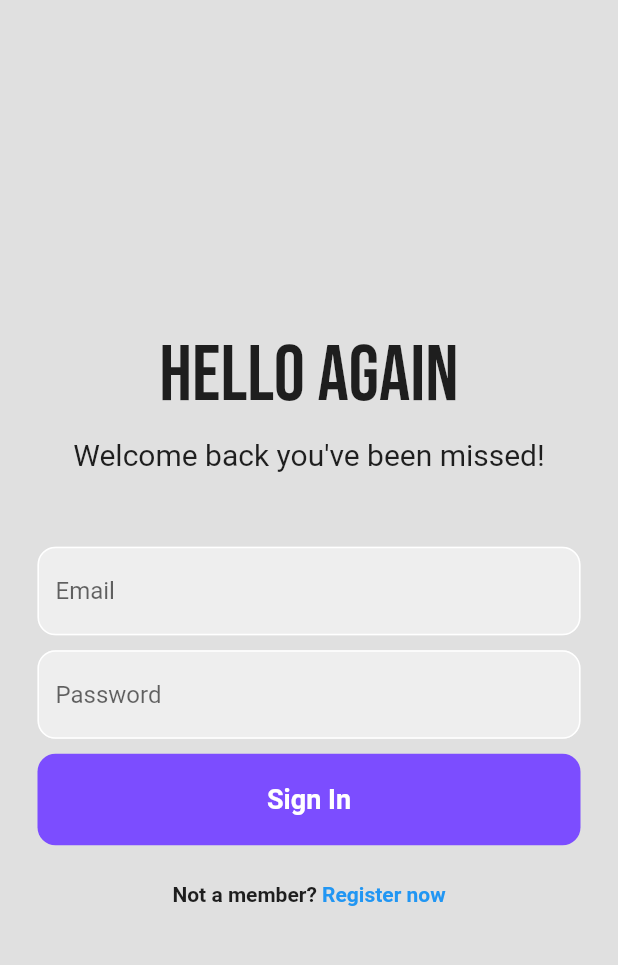
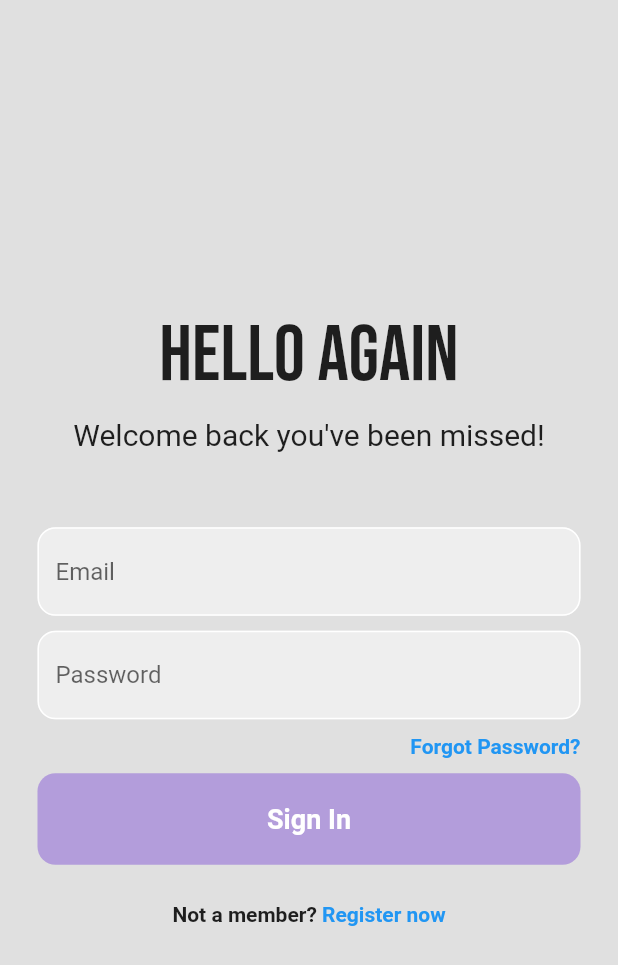
Before and after one commit to hello-favour/flutter-firebase, a Flutter app: the screen it shows after launch, on a phone screen of 412 x 824 dp. Shown: the top 965 px of the screen. Run offline on Flutter 3.47's test engine with Material 2 defaults, Android fonts, the phone set to English and light mode, and no system bars; our stand-ins replace firebase_auth, firebase_core, google_fonts; accounts and stored records are empty.

Commit message:
finish with forgot password and functionality

```diff
--- a/lib/auth/pages/login_page.dart
+++ b/lib/auth/pages/login_page.dart
@@ -1,5 +1,6 @@
 import 'package:firebase_auth/firebase_auth.dart';
 import 'package:flutter/material.dart';
+import 'package:flutter_firebase/auth/pages/forgot_password_page.dart';
 import 'package:google_fonts/google_fonts.dart';
 
 class LoginPage extends StatefulWidget {
@@ -69,6 +70,12 @@ class _LoginPageState extends State<LoginPage> {
                 fillColor: Colors.grey[200],
                 filled: true,
               ),
+              toolbarOptions: const ToolbarOptions(
+                copy: true,
+                selectAll: true,
+                paste: true,
+                cut: true,
+              ),
               keyboardType: TextInputType.emailAddress,
             ),
           ),
@@ -95,7 +102,37 @@ class _LoginPageState extends State<LoginPage> {
                 fillColor: Colors.grey[200],
                 filled: true,
               ),
+              toolbarOptions: const ToolbarOptions(
+                copy: true,
+                selectAll: true,
+                paste: true,
+                cut: true,
+              ),
               obscureText: true,
+            ),
+          ),
+          const SizedBox(height: 10),
+          Padding(
+            padding: const EdgeInsets.symmetric(horizontal: 25),
+            child: Row(
+              mainAxisAlignment: MainAxisAlignment.end,
+              children: [
+                GestureDetector(
+                  onTap: () {
+                    Navigator.push(context,
+                        MaterialPageRoute(builder: (context) {
+                      return const ForgotPasswordPage();
+                    }));
+                  },
+                  child: const Text(
+                    "Forgot Password?",
+                    style: TextStyle(
+                      color: Colors.blue,
+                      fontWeight: FontWeight.bold,
+                    ),
+                  ),
+                ),
+              ],
             ),
           ),
           const SizedBox(height: 10),
@@ -106,7 +143,7 @@ class _LoginPageState extends State<LoginPage> {
               child: Container(
                 padding: const EdgeInsets.all(20),
                 decoration: BoxDecoration(
-                  color: Colors.deepPurpleAccent,
+                  color: Colors.deepPurple[200],
                   borderRadius: BorderRadius.circular(12),
                 ),
                 child: const Center(
```
Also changed, not shown: lib/auth/pages/forgot_password_page.dart (added, +109 -0 lines), lib/auth/pages/register_page.dart (+19 -1 lines).
